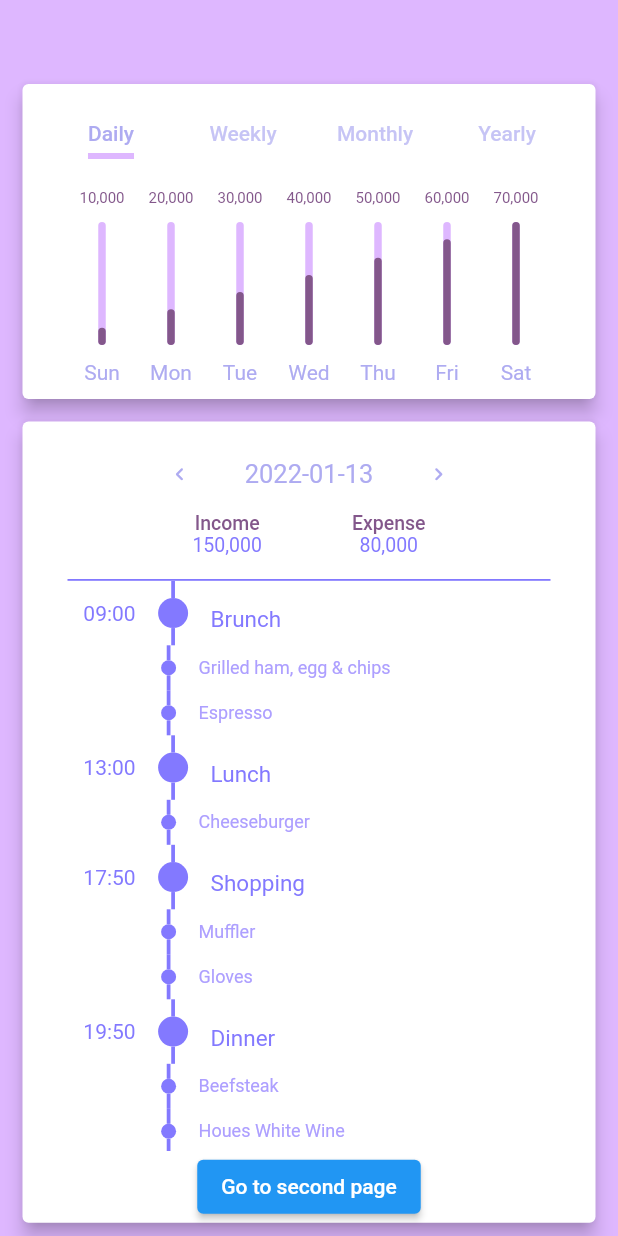
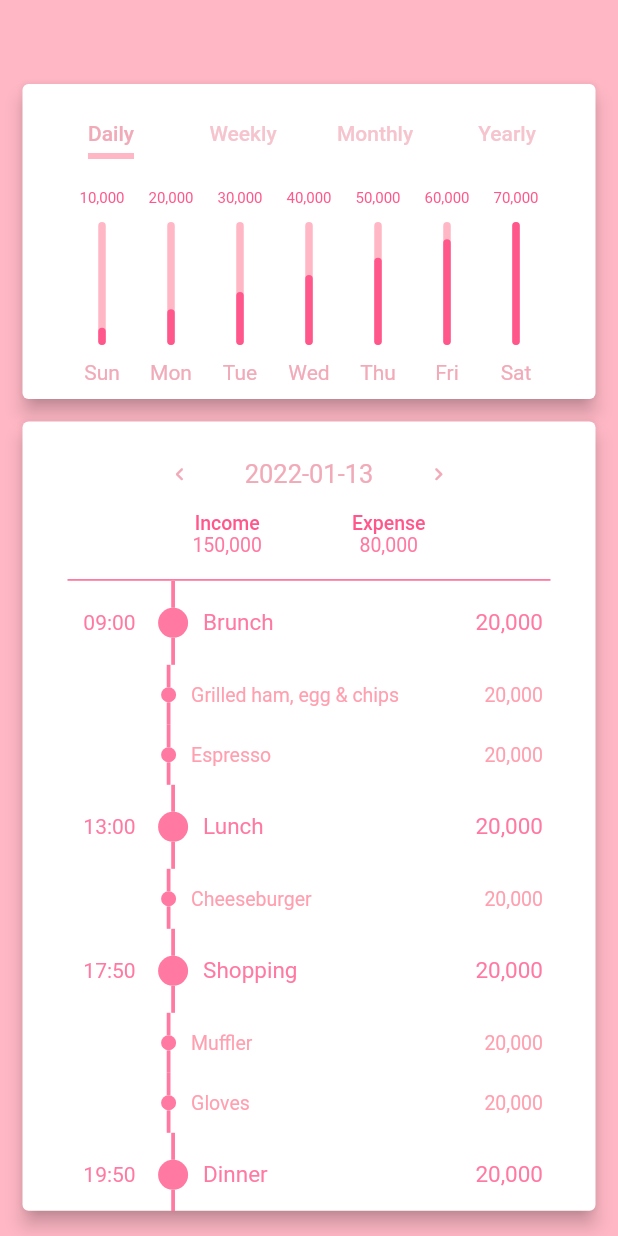
Before and after one commit to asd147asd147/Blossom, a Flutter app: the screen it shows after launch, on a phone screen of 412 x 824 dp. Run offline on Flutter 3.47's test engine with Material 2 defaults, Android fonts, the phone set to English and light mode, and no system bars; drawn by our look-alikes of flutter_animation_progress_bar, timelines.

Commit message:
Add Timeline cost tag

```diff
--- a/lib/homeTimeLine.dart
+++ b/lib/homeTimeLine.dart
@@ -48,21 +48,31 @@ class _HomeTimeLineState extends State<HomeTimeLine> {
                                 contentsBuilder: (context, index) {
                                     var _color = CustomTheme.of(context).theme.homeTimelineMainText;
                                     var _fontSize = 15.0;
-                                    var _topPad = 17.0;
+                                    var _topPad = 0.0;
                                     var _botPad = 8.0;
                                     if(_timeLineInfo[index]['type'] == 1){
                                         _color = CustomTheme.of(context).theme.homeTimelineSubText;
-                                        _fontSize = 12.0;
-                                        _topPad = 8.0;
+                                        _fontSize = 13.0;
+                                        _topPad = -4.0;
                                     }
-                                    return Padding(
-                                            padding: EdgeInsets.only(top: _topPad, bottom: _botPad, right: 15.0, left: 15.0),
-                                            child: Text(
+                                    return ListTile(
+                                            contentPadding: EdgeInsets.only(left: 10.0, right: 5.0),
+                                            visualDensity: VisualDensity(vertical: _topPad),
+                                            onTap: () {},
+                                            title: Text(
                                                     _timeLineInfo[index]['content'],
                                                     style: TextStyle(
                                                             color: _color,
                                                             fontSize: _fontSize,
                                                     ),
+                                            ),
+                                            trailing: Text(
+                                                    '20,000',
+                                                    style: TextStyle(
+                                                            color: _color,
+                                                            fontSize: _fontSize,
+                                                    ),
+                                                    textAlign: TextAlign.right,
                                             ),
                                     );
                                 },
@@ -96,11 +106,6 @@ class _HomeTimeLineState extends State<HomeTimeLine> {
                                     );
                                 },
                                 firstConnectorBuilder: (_) {
-                                    return Container(
-                                            child: SolidLineConnector(),
-                                    );
-                                },
-                                lastConnectorBuilder: (_) {
                                     return Container(
                                             child: SolidLineConnector(),
                                     );
@@ -209,7 +214,7 @@ class _HomeTimeLineState extends State<HomeTimeLine> {
                                     ),
                             ),
                             Container(
-                                    height: 380,
+                                    height: 420,
                                     child: PageView(
                                             scrollDirection: Axis.horizontal,
                                             children: <Widget>[
@@ -219,13 +224,13 @@ class _HomeTimeLineState extends State<HomeTimeLine> {
                                             ],
                                     ),
                             ),
-                            ElevatedButton(
+                            /*ElevatedButton(
                                     child: Text("Go to second page"),
                                     onPressed: () {
                                         Navigator.push(
                                                 context, MaterialPageRoute(builder: (_) => Summary()));
                                     },
-                            ),
+                            ),*/
                         ],
                 ),
         );
--- a/lib/main.dart
+++ b/lib/main.dart
@@ -10,7 +10,7 @@ class MyApp extends StatelessWidget {
     @override
     Widget build(BuildContext context) {
         return CustomTheme(
-                theme: PurpleTheme(),
+                theme: PinkTheme(),
                 child: HomePage(),
         );
     }
```
